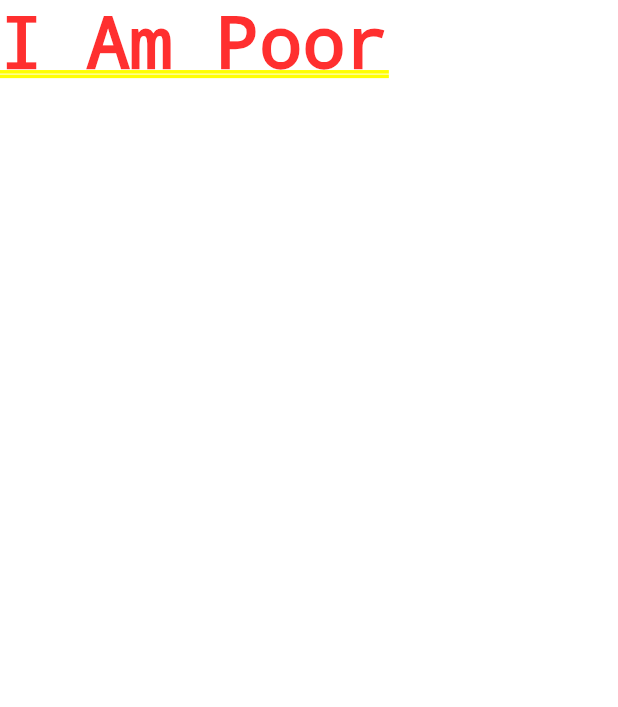
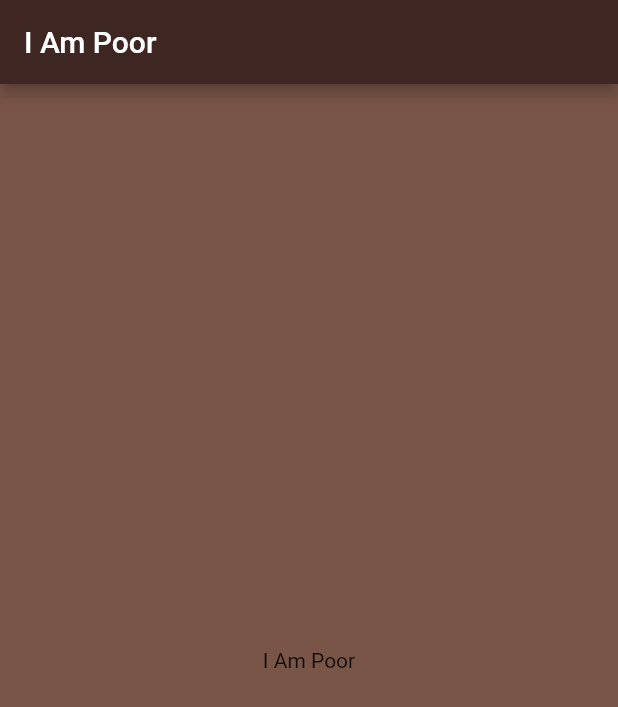
Before and after one commit to gkshida/i-am-poor-challenge-flutter-app-brewery, a Flutter app: the screen it shows after launch, on a phone screen of 412 x 824 dp. Shown: the top 707 px of the screen. Run offline on Flutter 3.47's test engine with Material 2 defaults, Android fonts, the phone set to English and light mode, and no system bars.

Commit message:
Scaffold the App
* Built the structure of the app.

```diff
--- a/lib/main.dart
+++ b/lib/main.dart
@@ -6,7 +6,16 @@ class IAmPoorApp extends StatelessWidget {
   @override
   Widget build(BuildContext context) {
     return MaterialApp(
-      home: Text('I Am Poor'),
+      home: Scaffold(
+        backgroundColor: Colors.brown,
+        appBar: AppBar(
+          title: Text('I Am Poor'),
+          backgroundColor: Colors.brown[900],
+        ),
+        body: Center(
+          child: Text('I Am Poor'),
+        ),
+      ),
     );
   }
 }
```
